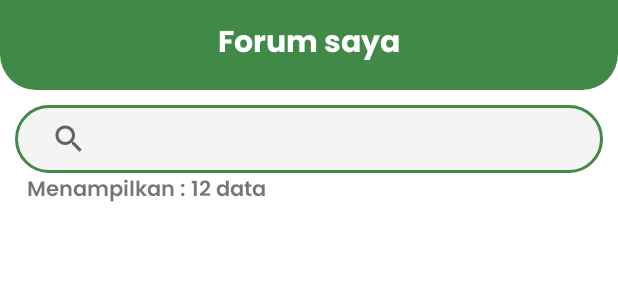
After one commit to fakhri-pradhana/MyTaniApp, an Android app: the layout activity_post_user.xml on its own in the app's theme, with its tools: preview values and no code run, on a phone screen of 412 x 824 dp. The commit adds this screen. Shown: the top 300 px of the screen. Run offline under Robolectric (Android 15) with nearby library versions, the phone set to English and light mode, and no system bars.

Commit message:
view post based on uid

```diff
--- a/app/src/main/AndroidManifest.xml
+++ b/app/src/main/AndroidManifest.xml
@@ -16,7 +16,8 @@
         android:theme="@style/Theme.MyTani"
         android:usesCleartextTraffic="true"
         tools:targetApi="n">
-        <activity android:name=".activity.CategoryActivity"></activity>
+        <activity android:name=".activity.PostUserActivity"></activity>
+        <activity android:name=".activity.CategoryActivity" />
         <activity
             android:name=".activity.PostDetailActivity"
             android:windowSoftInputMode="adjustPan" />
--- a/app/src/main/java/com/android/mytani/activity/PostDetailActivity.java
+++ b/app/src/main/java/com/android/mytani/activity/PostDetailActivity.java
@@ -55,6 +55,7 @@ public class PostDetailActivity extends AppCompatActivity {
 
     String postKey;
     List<Comment> listComment;
+
 
     // adapter
     private CommentAdapter commentAdapter;
@@ -132,7 +133,10 @@ public class PostDetailActivity extends AppCompatActivity {
         Post post = (Post) getIntent().getSerializableExtra("Post");
 
         String image = post.getPicture();
-        Glide.with(this).load(image).into(iv_post);
+        Glide.with(this)
+                .load(image)
+                .placeholder(R.drawable.ic_load_image)
+                .into(iv_post);
 
         String postTitle = post.getTitle();
         tv_postTitle.setText(postTitle);
--- a/app/src/main/java/com/android/mytani/fragment/discover/DiscoverFragment.java
+++ b/app/src/main/java/com/android/mytani/fragment/discover/DiscoverFragment.java
@@ -38,7 +38,6 @@ public class DiscoverFragment extends Fragment{
     @Override
     public void onStart() {
         super.onStart();
-        Log.d("fragment discover", "onstart");
         FragmentManager fm = getChildFragmentManager();
         tabDiscoverAdapter = new TabDiscoverAdapter(fm, mTabLayout.getTabCount());
 
--- /dev/null
+++ b/app/src/main/res/layout/activity_post_user.xml
@@ -0,0 +1,60 @@
+<?xml version="1.0" encoding="utf-8"?>
+<androidx.constraintlayout.widget.ConstraintLayout xmlns:android="http://schemas.android.com/apk/res/android"
+    xmlns:app="http://schemas.android.com/apk/res-auto"
+    xmlns:tools="http://schemas.android.com/tools"
+    android:layout_width="match_parent"
+    android:layout_height="match_parent"
+    tools:context=".activity.PostUserActivity">
+
+    <LinearLayout
+        android:layout_width="match_parent"
+        android:layout_height="match_parent"
+        android:orientation="vertical">
+
+        <!--    TOP MENU BAR-->
+        <RelativeLayout
+            android:layout_width="match_parent"
+            android:layout_height="60dp"
+            android:background="@drawable/rounded_top_background">
+
+            <TextView
+                android:id="@+id/forumSaya"
+                android:layout_width="wrap_content"
+                android:layout_height="wrap_content"
+                android:layout_centerHorizontal="true"
+                android:fontFamily="@font/poppins_bold"
+                android:layout_centerInParent="true"
+                android:text="Forum saya"
+                android:textColor="@color/white"
+                android:textSize="20sp" />
+
+        </RelativeLayout>
+
+        <androidx.appcompat.widget.SearchView
+            android:id="@+id/searchview_postUserForum"
+            android:layout_width="match_parent"
+            android:hint="@string/search"
+            android:layout_marginTop="10dp"
+            android:layout_marginLeft="10dp"
+            android:layout_marginRight="10dp"
+            android:background="@drawable/rounded_et_search"
+            android:layout_height="45dp"
+            />
+
+        <TextView
+            android:id="@+id/tv_postUser_jmlPost"
+            android:layout_width="match_parent"
+            android:layout_height="wrap_content"
+            android:text="Menampilkan : 12 data"
+            android:textSize="14sp"
+            android:fontFamily="@font/poppins_semibold"
+            android:layout_marginLeft="18dp"
+            android:layout_marginBottom="10dp"/>
+
+        <androidx.recyclerview.widget.RecyclerView
+            android:id="@+id/rc_userPost"
+            android:layout_width="match_parent"
+            android:layout_height="wrap_content"/>
+    </LinearLayout>
+
+</androidx.constraintlayout.widget.ConstraintLayout>
```
Also changed, not shown: app/src/main/java/com/android/mytani/activity/CategoryActivity.java (+67 -0 lines), app/src/main/java/com/android/mytani/activity/PostUserActivity.java (added, +138 -0 lines), app/src/main/java/com/android/mytani/adapter/TabCategoryAdapter.java (added, +54 -0 lines), app/src/main/java/com/android/mytani/fragment/ProfileFragment.java (+8 -10 lines), app/src/main/java/com/android/mytani/fragment/category/CategoryFruitFragment.java (added, +27 -0 lines), app/src/main/java/com/android/mytani/fragment/category/CategorySeedFragment.java (added, +25 -0 lines), app/src/main/java/com/android/mytani/fragment/category/CategoryTreeFragment.java (added, +27 -0 lines), app/src/main/java/com/android/mytani/fragment/category/CategoryVeggieFragment.java (added, +26 -0 lines), app/src/main/java/com/android/mytani/fragment/discover/DiscoverForumFragment.java (+0 -53 lines), app/src/main/res/layout/activity_category.xml (+6 -6 lines), app/src/main/res/layout/fragment_category_fruit.xml (added, +14 -0 lines), app/src/main/res/layout/fragment_category_seed.xml (added, +14 -0 lines), app/src/main/res/layout/fragment_category_tree.xml (added, +14 -0 lines), app/src/main/res/layout/fragment_category_veggie.xml (added, +14 -0 lines), 1 more files.
